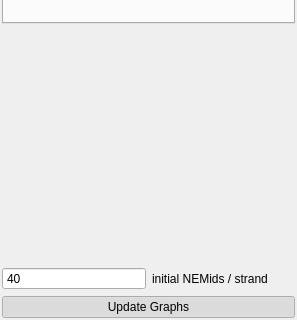
The window that config/ui/panel.ui (NATuG3/NATuG3) describes before a commit, drawn with Qt 5; both pictures show x 0 to 297 and y 215 to 535 of the 297 by 535 pixel window.
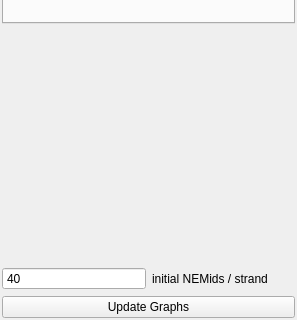
The same window after the commit.

Commit message: Changed disabled load button styles

Diff of the .ui file:
```diff
--- a/config/ui/panel.ui
+++ b/config/ui/panel.ui
@@ -122,10 +122,10 @@
       <string>Ctrl+U</string>
      </property>
      <property name="checkable">
-      <bool>true</bool>
+      <bool>false</bool>
      </property>
      <property name="checked">
-      <bool>true</bool>
+      <bool>false</bool>
      </property>
      <property name="autoRepeat">
       <bool>false</bool>
```
The commit also changes 4 other files.
